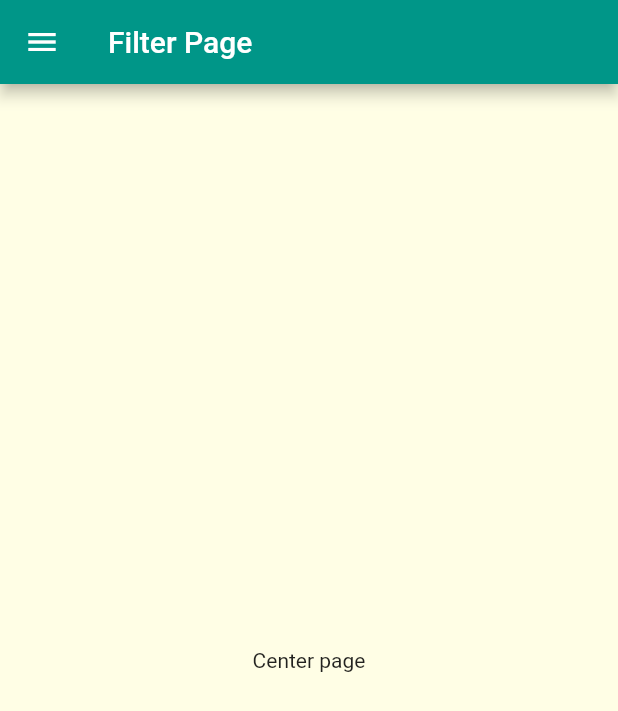
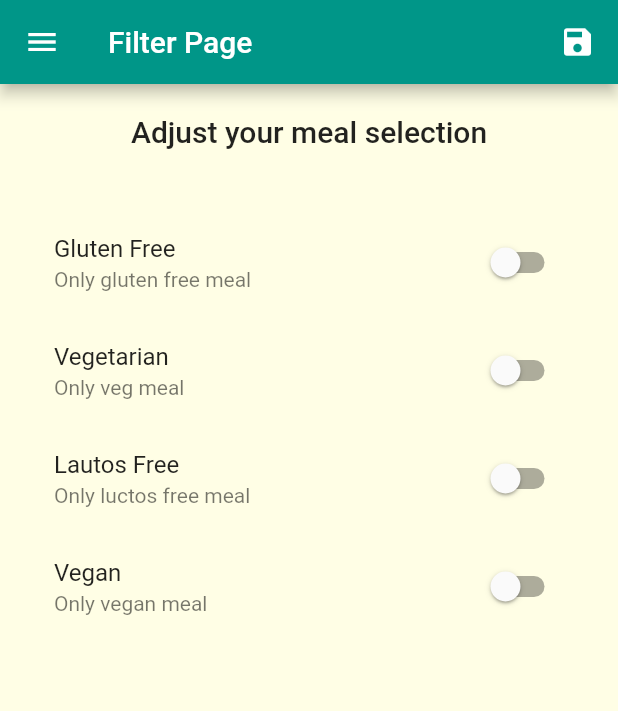
Before and after one commit to aslammac/flutter-meal_app-tabbar, a Flutter app: the FilterScreen screen opened by its route, on a phone screen of 412 x 824 dp. Shown: the top 711 px of the screen. Run offline on Flutter 3.47's test engine with Material 2 defaults, Android fonts, the phone set to English and light mode, and no system bars.

Commit message:
final 1.1

```diff
--- a/lib/main.dart
+++ b/lib/main.dart
@@ -33,6 +33,34 @@ class _MyAppState extends State<MyApp> {
 
   bool isMealFavourite(String mealId) {
     return _favouriteMeal.any((element) => element.id == mealId);
+  }
+
+  Map<String, bool> _filters = {
+    'gluten': false,
+    'luctose': false,
+    'vegan': false,
+    'vegetarian': false
+  };
+
+  void _setFilter(Map<String, bool> filterData) {
+    setState(() {
+      _filters = filterData;
+      _availableMeals = dummy_meals.where((meal) {
+        if (_filters['gluten'] && !meal.isGlutenFree) {
+          return false;
+        }
+        if (_filters['luctose'] && !meal.isLactoseFree) {
+          return false;
+        }
+        if (_filters['vegan'] && !meal.isVegan) {
+          return false;
+        }
+        if (_filters['vegetarian'] && !meal.isVegetarian) {
+          return false;
+        }
+        return true;
+      }).toList();
+    });
   }
 
   void toggleFavourite(String mealId) {
@@ -76,7 +104,7 @@ class _MyAppState extends State<MyApp> {
         CategoryMeals.routeName: (ctx) => CategoryMeals(_availableMeals),
         MealDetails.routeName: (ctx) =>
             MealDetails(toggleFavourite, isMealFavourite),
-        FilterScreen.routeName: (ctx) => FilterScreen(),
+        FilterScreen.routeName: (ctx) => FilterScreen(_setFilter, _filters),
         // FavouriteScreen.routeName: (ctx) => FavouriteScreen(_favouriteMeal),
       },
       // onGenerateRoute: (settings) {
--- a/lib/screens/filter_screen.dart
+++ b/lib/screens/filter_screen.dart
@@ -2,17 +2,109 @@ import 'package:flutter/material.dart';
 //drawer
 import '../widgets/main_drawer.dart';
 
-class FilterScreen extends StatelessWidget {
+class FilterScreen extends StatefulWidget {
   static const routeName = '/filter-screen';
+  final Function setFilter;
+  final Map<String, bool> filters;
+  FilterScreen(this.setFilter, this.filters);
+
+  @override
+  _FilterScreenState createState() => _FilterScreenState();
+}
+
+class _FilterScreenState extends State<FilterScreen> {
+  bool _glutenFree = false;
+  bool _vegetarian = false;
+  bool _vegan = false;
+  bool _luctosFree = false;
+
+  @override
+  void initState() {
+    _glutenFree = widget.filters['gluten'];
+    _luctosFree = widget.filters['luctose'];
+    _vegan = widget.filters['vegan'];
+    _vegetarian = widget.filters['vegetarian'];
+
+    super.initState();
+  }
+
+  Widget _buildSwitchTile(
+      String title, String subtitle, bool currentValue, Function updateValue) {
+    return SwitchListTile(
+      value: currentValue,
+      onChanged: updateValue,
+      title: Text(title),
+      subtitle: Text(subtitle),
+    );
+  }
+
   @override
   Widget build(BuildContext context) {
     return Scaffold(
       drawer: MainDrawer(),
       appBar: AppBar(
         title: Text('Filter Page'),
+        actions: [
+          IconButton(
+            icon: Icon(Icons.save),
+            onPressed: () {
+              final selectedFilters = {
+                'gluten': _glutenFree,
+                'luctose': _luctosFree,
+                'vegan': _vegan,
+                'vegetarian': _vegetarian
+              };
+              widget.setFilter(selectedFilters);
+            },
+            padding: EdgeInsets.all(15),
+          )
+        ],
       ),
-      body: Center(
-        child: Text('Center page'),
+      body: Column(
+        children: [
+          Container(
+            alignment: Alignment.center,
+            padding: EdgeInsets.all(20),
+            child: Text(
+              'Adjust your meal selection',
+              style: Theme.of(context).textTheme.headline6,
+            ),
+          ),
+          Expanded(
+              child: Container(
+            padding: EdgeInsets.all(20),
+            child: ListView(
+              children: [
+                _buildSwitchTile(
+                    'Gluten Free', 'Only gluten free meal', _glutenFree,
+                    (newValue) {
+                  setState(() {
+                    _glutenFree = newValue;
+                  });
+                }),
+                _buildSwitchTile('Vegetarian', 'Only veg meal', _vegetarian,
+                    (newValue) {
+                  setState(() {
+                    _vegetarian = newValue;
+                  });
+                }),
+                _buildSwitchTile(
+                    'Lautos Free', 'Only luctos free meal', _luctosFree,
+                    (newValue) {
+                  setState(() {
+                    _luctosFree = newValue;
+                  });
+                }),
+                _buildSwitchTile('Vegan', 'Only vegan meal', _vegan,
+                    (newValue) {
+                  setState(() {
+                    _vegan = newValue;
+                  });
+                }),
+              ],
+            ),
+          ))
+        ],
       ),
     );
   }
```
